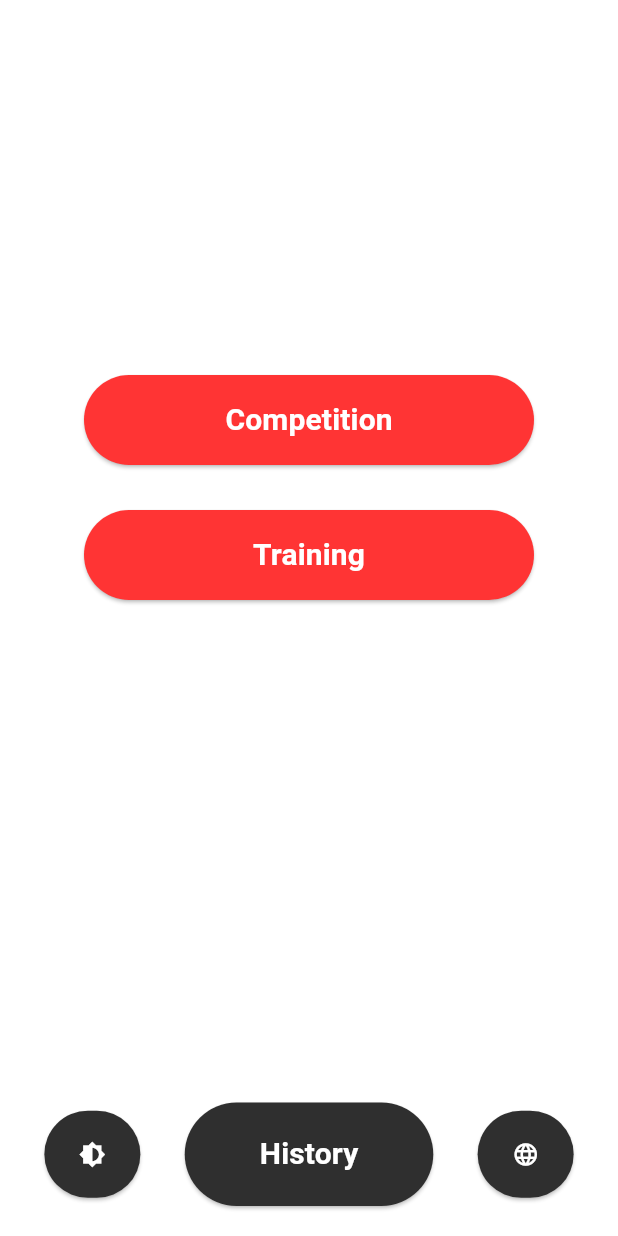
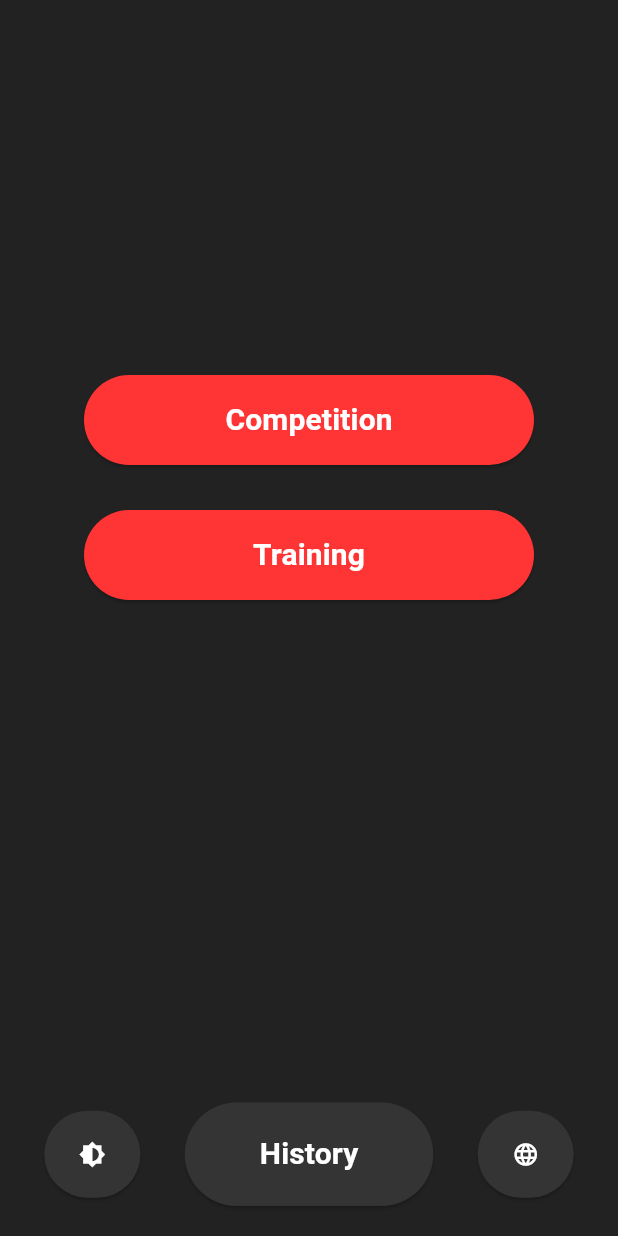
Before and after one commit to ArmFightHelper/ArmFightFlutterApp, a Flutter app: the screen it shows after launch, after a tap on the "brightness 6" icon, on a phone screen of 412 x 824 dp. Run offline on Flutter 3.47's test engine with Material 3 defaults, Android fonts, the light colour scheme and no system bars; our stand-ins replace flutter_riverpod.

Commit message:
theme is changing

```diff
--- a/lib/main.dart
+++ b/lib/main.dart
@@ -5,20 +5,19 @@ import 'package:flutter_riverpod/flutter_riverpod.dart';
 
 
 void main() {
-  runApp(const ProviderScope(child: MyApp()));
+  runApp(ProviderScope(child: MyApp()));
 }
 
-class MyApp extends StatelessWidget {
-  const MyApp({super.key});
+class MyApp extends ConsumerWidget {
+  @override
+  Widget build(BuildContext context, WidgetRef ref) {
+    final theme = ref.watch(themeProvider);
 
-  @override
-  Widget build(BuildContext context) {
     return MaterialApp(
       debugShowCheckedModeBanner: false,
       title: 'ArmFight Helper',
-      theme: buildLightTheme(),
-      darkTheme: buildDarkTheme(),
-      home: const MainScreen(),
+      theme: theme,
+      home: MainScreen(),
     );
   }
 }
--- a/lib/screeens/main_screen.dart
+++ b/lib/screeens/main_screen.dart
@@ -1,7 +1,7 @@
-import 'package:arm_fight_helper/theme.dart';
 import 'package:flutter/material.dart';
 import 'package:flutter_riverpod/flutter_riverpod.dart';
 import 'history_screen.dart';
+import 'package:arm_fight_helper/theme.dart'; // Ensure this import points to the correct path of your theme file
 
 class MainScreen extends ConsumerWidget {
   const MainScreen({super.key});
@@ -9,6 +9,8 @@ class MainScreen extends ConsumerWidget {
   @override
   Widget build(BuildContext context, WidgetRef ref) {
     final themeColors = Theme.of(context).extension<ThemeColors>()!;
+    final colorScheme = Theme.of(context).colorScheme;
+
     return Scaffold(
       body: Center(
         child: Column(
@@ -36,7 +38,7 @@ class MainScreen extends ConsumerWidget {
                   style: TextStyle(
                     fontWeight: FontWeight.bold,
                     fontSize: 20,
-                    color: Colors.white,
+                    color: colorScheme.onPrimary,
                   ),
                 ),
               ),
@@ -63,7 +65,7 @@ class MainScreen extends ConsumerWidget {
                   style: TextStyle(
                     fontWeight: FontWeight.bold,
                     fontSize: 20,
-                    color: Colors.white,
+                    color: colorScheme.onPrimary,
                   ),
                 ),
               ),
@@ -74,7 +76,7 @@ class MainScreen extends ConsumerWidget {
               children: [
                 ElevatedButton(
                   style: ElevatedButton.styleFrom(
-                    backgroundColor: Color.fromARGB(255, 47, 47, 47),
+                    backgroundColor: colorScheme.surface,
                     shape: RoundedRectangleBorder(
                       borderRadius: BorderRadius.circular(45.0),
                     ),
@@ -83,11 +85,14 @@ class MainScreen extends ConsumerWidget {
                   onPressed: () {
                     ref.read(themeProvider.notifier).toggleTheme();
                   },
-                  child: Icon(Icons.brightness_6, color: Colors.white,),
+                  child: Icon(
+                    Icons.brightness_6,
+                    color: colorScheme.primary,
+                  ),
                 ),
                 ElevatedButton(
                   style: ElevatedButton.styleFrom(
-                    backgroundColor: Color.fromARGB(255, 47, 47, 47),
+                    backgroundColor: colorScheme.surface,
                     shape: RoundedRectangleBorder(
                       borderRadius: BorderRadius.circular(45.0),
                     ),
@@ -104,13 +109,13 @@ class MainScreen extends ConsumerWidget {
                     style: TextStyle(
                       fontWeight: FontWeight.bold,
                       fontSize: 20,
-                      color: Color.fromARGB(255, 255, 255, 255),
+                      color: colorScheme.primary,
                     ),
                   ),
                 ),
                 ElevatedButton(
                   style: ElevatedButton.styleFrom(
-                    backgroundColor: Color.fromARGB(255, 47, 47, 47),
+                    backgroundColor: colorScheme.surface,
                     shape: RoundedRectangleBorder(
                       borderRadius: BorderRadius.circular(45.0),
                     ),
@@ -119,7 +124,10 @@ class MainScreen extends ConsumerWidget {
                   onPressed: () {
                     ref.read(languageProvider.notifier).toggleLanguage();
                   },
-                  child: Icon(Icons.language, color: Colors.white,),
+                  child: Icon(
+                    Icons.language,
+                    color: colorScheme.primary,
+                  ),
                 ),
               ],
             ),
@@ -142,8 +150,6 @@ class SettingsScreen extends StatelessWidget {
     );
   }
 }
-
-
 
 final themeProvider = StateNotifierProvider<ThemeNotifier, ThemeData>((ref) {
   return ThemeNotifier();
```
